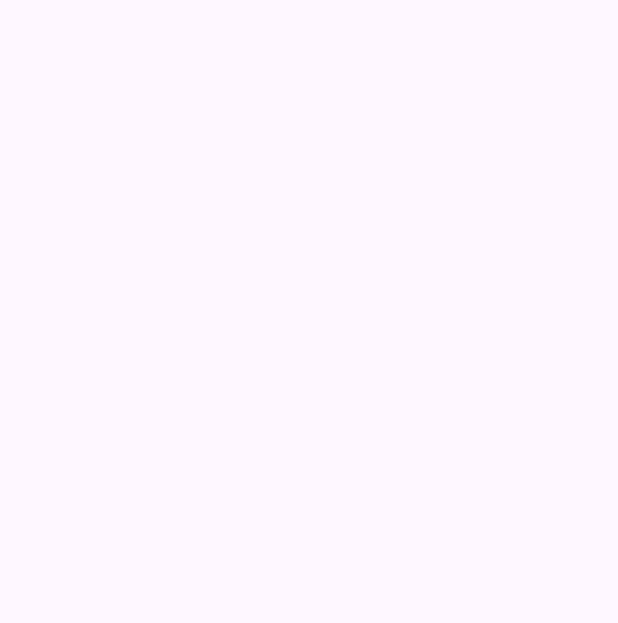
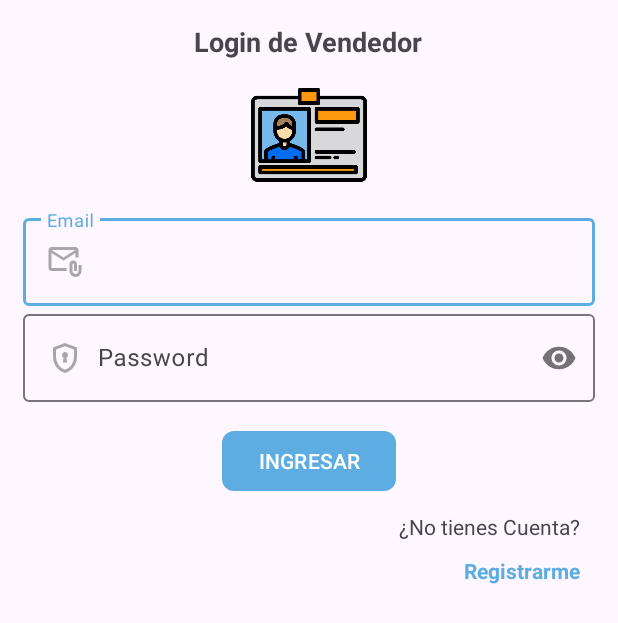
Before and after one commit to Daniel888Mendez/TiendaVirtual, an Android app: the screen it shows after launch (LoginVendedorActivity), on a phone screen of 412 x 824 dp. Before the commit the part shown is empty. Shown: the top 623 px of the screen. Run offline under Robolectric (Android 15) with nearby library versions, the phone set to English and light mode, and no system bars; our stand-ins replace Firebase (no records; nobody signed in at launch, a user with empty details on screens opened directly).

Commit message:
se añadio el login de usuario y su funcionamiente

```diff
--- a/app/src/main/java/com/dmo/tiendavirtual/Vendedor/LoginVendedorActivity.kt
+++ b/app/src/main/java/com/dmo/tiendavirtual/Vendedor/LoginVendedorActivity.kt
@@ -1,16 +1,80 @@
 package com.dmo.tiendavirtual.Vendedor
 
+import android.app.ProgressDialog
+import android.content.Intent
 import android.os.Bundle
+import android.util.Patterns
+import android.widget.Toast
 import androidx.activity.enableEdgeToEdge
 import androidx.appcompat.app.AppCompatActivity
 import androidx.core.view.ViewCompat
 import androidx.core.view.WindowInsetsCompat
 import com.dmo.tiendavirtual.R
+import com.dmo.tiendavirtual.databinding.ActivityLoginVendedorBinding
+import com.dmo.tiendavirtual.databinding.ActivityMainVendedorBinding
+import com.google.firebase.auth.FirebaseAuth
+import org.intellij.lang.annotations.Pattern
 
 class LoginVendedorActivity : AppCompatActivity() {
+
+    private lateinit var binding: ActivityLoginVendedorBinding
+    private lateinit var  firebaseAuth: FirebaseAuth
+    private lateinit var  progressDialog: ProgressDialog
+
     override fun onCreate(savedInstanceState: Bundle?) {
         super.onCreate(savedInstanceState)
-        setContentView(R.layout.activity_login_vendedor)
+        binding= ActivityLoginVendedorBinding.inflate(layoutInflater)
+        setContentView(binding.root)
+
+        firebaseAuth= FirebaseAuth.getInstance()
+        progressDialog= ProgressDialog(this)
+        progressDialog.setTitle("Espere porfavor")
+        progressDialog.setCanceledOnTouchOutside(false) //no se oculta cuando presiona fuera
+
+        binding.btnLogin.setOnClickListener {
+            validarInfo()
+        }
+        binding.tvRegistrarV.setOnClickListener {
+            startActivity(Intent(this, RegistroVendedorActivity::class.java))
+        }
 
     }
+
+    private var email=""
+    private var password=""
+    private fun validarInfo() {
+        email=binding.etEmail.text.toString().trim()
+        password=binding.etPassword.text.toString().trim()
+        if (email.isEmpty()){
+            binding.etEmail.error="Ingrese Email"
+            binding.etEmail.requestFocus()
+        }else if (!Patterns.EMAIL_ADDRESS.matcher(email).matches()){
+            binding.etEmail.error="Email no valido"
+            binding.etEmail.requestFocus()
+        }else if (password.isEmpty()){
+            binding.etPassword.error="Ingrese Password"
+            binding.etPassword.requestFocus()
+        }else{
+            loginVendedor()
+        }
+
+    }
+
+    private fun loginVendedor() {
+        progressDialog.setMessage("Ingresando")
+        progressDialog.show()
+        firebaseAuth.signInWithEmailAndPassword(email,password)
+            .addOnSuccessListener {
+                progressDialog.dismiss()
+                startActivity(Intent(this, MainActivityVendedor::class.java))
+                finishAffinity()
+                Toast.makeText(this,"Bienvenido", Toast.LENGTH_SHORT).show()
+
+            }
+            .addOnFailureListener{e->
+                progressDialog.dismiss()
+                Toast.makeText(this,"No se puede iniciar sesion . CAUSA: ${e.message}", Toast.LENGTH_SHORT).show()
+
+            }
+    }
 }
--- a/app/src/main/res/layout/activity_login_vendedor.xml
+++ b/app/src/main/res/layout/activity_login_vendedor.xml
@@ -1,5 +1,6 @@
 <?xml version="1.0" encoding="utf-8"?>
-<androidx.constraintlayout.widget.ConstraintLayout xmlns:android="http://schemas.android.com/apk/res/android"
+<RelativeLayout
+    xmlns:android="http://schemas.android.com/apk/res/android"
     xmlns:app="http://schemas.android.com/apk/res-auto"
     xmlns:tools="http://schemas.android.com/tools"
     android:id="@+id/main"
@@ -7,4 +8,93 @@
     android:layout_height="match_parent"
     tools:context=".Vendedor.LoginVendedorActivity">
 
-</androidx.constraintlayout.widget.ConstraintLayout>
+    <androidx.appcompat.widget.LinearLayoutCompat
+        android:layout_width="match_parent"
+        android:layout_height="wrap_content"
+        android:orientation="vertical"
+        android:padding="15dp">
+
+        <TextView
+            android:layout_width="wrap_content"
+            android:layout_height="wrap_content"
+            android:text="@string/txtLoginV"
+            android:layout_gravity="center"
+            android:textStyle="bold"
+            android:textSize="18sp"/>
+        <androidx.appcompat.widget.AppCompatImageView
+            android:layout_width="80dp"
+            android:layout_height="80dp"
+            android:layout_gravity="center"
+            android:src="@drawable/login_vendedor"
+            android:layout_marginTop="10dp"
+            android:layout_marginBottom="10dp"/>
+
+        <!--Email-->
+        <com.google.android.material.textfield.TextInputLayout
+            android:layout_width="match_parent"
+            android:layout_height="wrap_content">
+            <EditText
+                android:id="@+id/etEmail"
+                android:hint="@string/etEmailV"
+                android:drawableStart="@drawable/icono_email"
+                android:drawablePadding="10dp"
+                android:inputType="textEmailAddress"
+                android:layout_width="match_parent"
+                android:layout_height="wrap_content"/>
+        </com.google.android.material.textfield.TextInputLayout>
+
+        <!--Password-->
+        <com.google.android.material.textfield.TextInputLayout
+            android:layout_width="match_parent"
+            android:layout_height="wrap_content"
+            app:passwordToggleEnabled="true">
+            <EditText
+                android:id="@+id/etPassword"
+                android:hint="@string/etPasswordV"
+                android:drawableStart="@drawable/icono_password"
+                android:drawablePadding="10dp"
+                android:inputType="textPassword"
+                android:layout_width="match_parent"
+                android:layout_height="wrap_content"/>
+        </com.google.android.material.textfield.TextInputLayout>
+
+        <!--BotonLogin-->
+        <com.google.android.material.button.MaterialButton
+            android:layout_width="wrap_content"
+            android:layout_height="wrap_content"
+            android:text="@string/btnLogin"
+            android:id="@+id/btnLogin"
+            android:textAllCaps="true"
+            app:cornerRadius="8dp"
+            android:layout_marginTop="15dp"
+            android:layout_gravity="center"/>
+
+        <!--Pregunta-->
+        <TextView
+            android:layout_width="wrap_content"
+            android:layout_height="wrap_content"
+            android:text="@string/txtNoCuenta"
+            android:id="@+id/txtNoCuenta"
+            android:layout_gravity="end"
+            android:layout_marginTop="10dp"
+            android:layout_marginEnd="10dp"/>
+
+        <!--Boton login-->
+        <TextView
+            android:layout_width="wrap_content"
+            android:layout_height="wrap_content"
+            android:text="@string/tvRegistrarV"
+            android:id="@+id/tvRegistrarV"
+            android:textStyle="bold"
+            android:textColor="@color/celesteoscuro"
+            android:layout_gravity="end"
+            android:layout_marginTop="10dp"
+            android:layout_marginEnd="10dp"/>
+
+
+
+
+
+    </androidx.appcompat.widget.LinearLayoutCompat>
+
+</RelativeLayout>
--- a/app/src/main/res/values/strings.xml
+++ b/app/src/main/res/values/strings.xml
@@ -12,4 +12,10 @@
     <string name="etPasswordV">Password</string>
     <string name="etCPasswordV">Confirmar Password</string>
     <string name="btnregistrarV">Registrarme</string>
+    <!--Login vendedor-->
+    <string name="txtLoginV">Login de Vendedor</string>
+    <string name="btnLogin">Ingresar</string>
+    <string name="txtNoCuenta">¿No tienes Cuenta?</string>
+    <string name="tvRegistrarV">Registrarme</string>
+
 </resources>
```
Also changed, not shown: app/src/main/res/drawable/login_vendedor.png (added).
